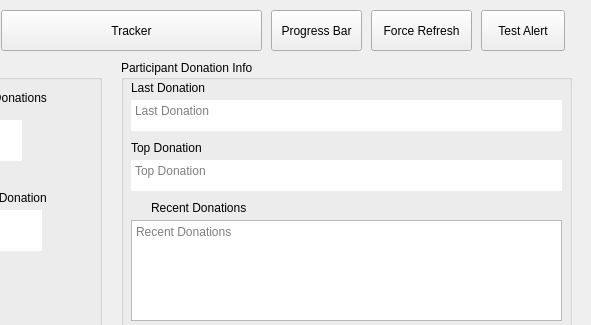
The window that QTdesignerfiles/design.ui (djotaku/ELDonationTracker) describes before a commit, drawn with Qt 5; both pictures show x 209 to 800 and y 0 to 325 of the 800 by 692 pixel window.
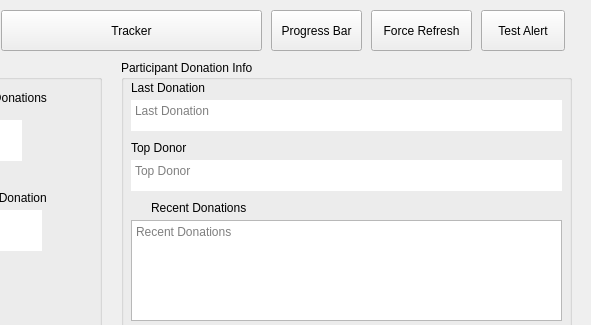
The same window after the commit. Icons and pictures are not drawn.

What changed in the file:
```diff
--- a/QTdesignerfiles/design.ui
+++ b/QTdesignerfiles/design.ui
@@ -271,7 +271,7 @@
       </rect>
      </property>
      <property name="text">
-      <string>Top Donation</string>
+      <string>Top Donor</string>
      </property>
     </widget>
     <widget class="QTextBrowser" name="TopDonation">
@@ -287,7 +287,7 @@
       <enum>QFrame::NoFrame</enum>
      </property>
      <property name="placeholderText">
-      <string>Top Donation</string>
+      <string>Top Donor</string>
      </property>
     </widget>
    </widget>
```
